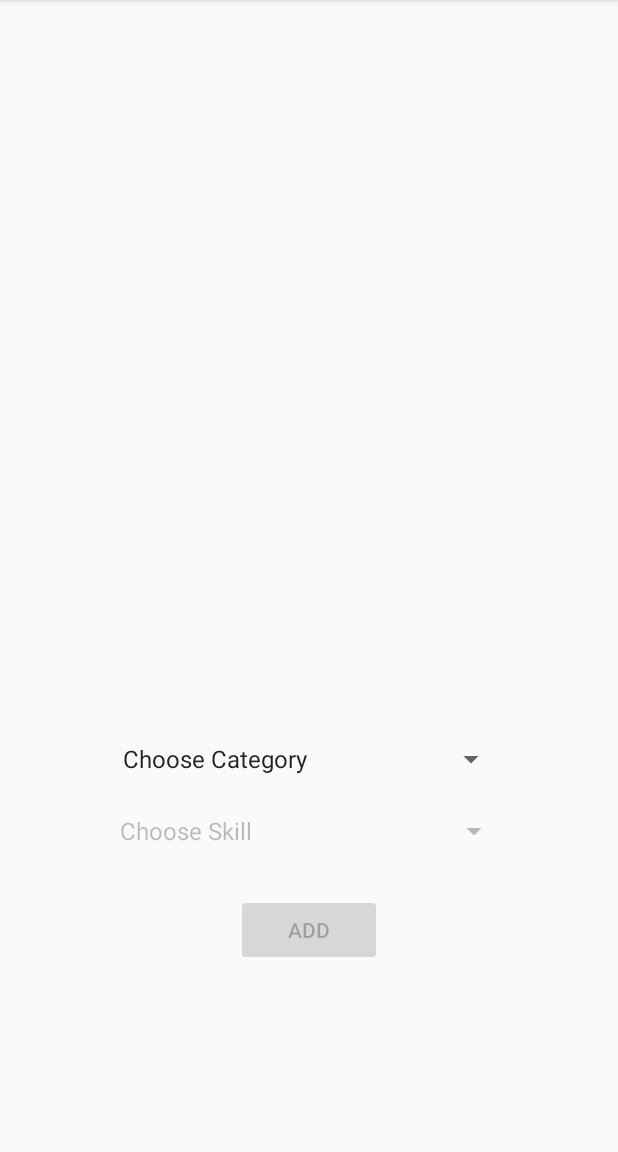
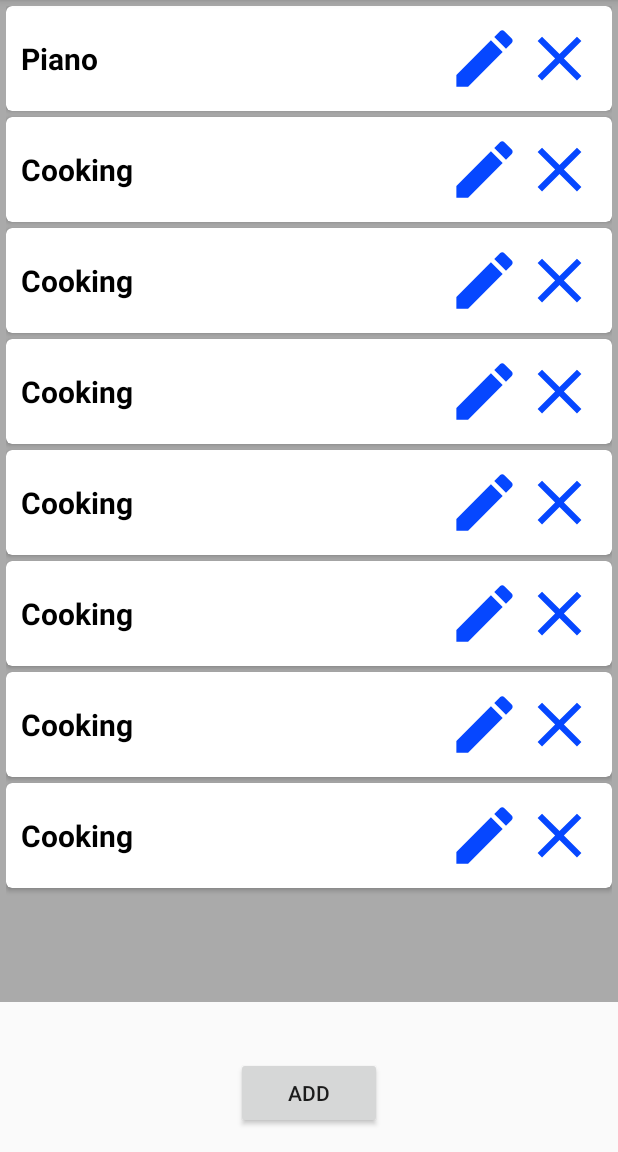
Before and after one commit to JenyaKapul/SkillBarter, an Android app: the SkillsManager screen opened directly, with no data from a screen before it, on a phone screen of 412 x 824 dp, the part 84-1236 px from its top. Run offline under Robolectric (Android 15) with nearby library versions, the phone set to English and light mode, and no system bars; our stand-ins replace ButterKnife, Firebase (no records; nobody signed in at launch, a user with empty details on screens opened directly).

Commit message:
add skill added

```diff
--- a/CODE/app/src/main/AndroidManifest.xml
+++ b/CODE/app/src/main/AndroidManifest.xml
@@ -12,9 +12,9 @@
         android:roundIcon="@mipmap/ic_launcher_round"
         android:supportsRtl="true"
         android:theme="@style/AppTheme">
-        <activity android:name=".DisplaySkillsActivity"></activity>
+        <activity android:name=".SkillsManager"></activity>
         <activity android:name=".SkillItem" />
-        <activity android:name=".SkillsManager" />
+        <activity android:name=".AddSkillActivity" />
         <activity android:name=".History" />
         <activity android:name=".SearchEngine" />
         <activity android:name=".UserHomeProfile" />
--- a/CODE/app/src/main/java/com/example/user/skillbarter/ActionBarMenuActivity.java
+++ b/CODE/app/src/main/java/com/example/user/skillbarter/ActionBarMenuActivity.java
@@ -2,12 +2,10 @@ package com.example.user.skillbarter;
 
 import android.content.Intent;
 import android.os.Bundle;
-import android.support.v7.app.AppCompatActivity;
 import android.util.Log;
 import android.view.Menu;
 import android.view.MenuInflater;
 import android.view.MenuItem;
-import android.widget.Toast;
 
 import com.google.firebase.auth.FirebaseAuth;
 import com.google.firebase.auth.FirebaseUser;
@@ -59,7 +57,7 @@ public class ActionBarMenuActivity extends BaseActivity {
                 intent = new Intent(this, History.class);
                 break;
             case R.id.menu_manage_skills:
-                intent = new Intent(this, DisplaySkillsActivity.class);
+                intent = new Intent(this, SkillsManager.class);
                 break;
             case R.id.menu_sign_out:
                 FirebaseAuth.getInstance().signOut();
--- a/CODE/app/src/main/java/com/example/user/skillbarter/SkillsManager.java
+++ b/CODE/app/src/main/java/com/example/user/skillbarter/SkillsManager.java
@@ -1,115 +1,118 @@
 package com.example.user.skillbarter;
 
+import android.content.Intent;
 import android.os.Bundle;
+import android.support.v7.widget.LinearLayoutManager;
+import android.support.v7.widget.RecyclerView;
 import android.view.View;
-import android.widget.AdapterView;
-import android.widget.Spinner;
+import android.widget.Button;
 
-import java.util.Arrays;
-import java.util.List;
+import com.google.firebase.firestore.CollectionReference;
+import com.google.firebase.firestore.FirebaseFirestore;
+
+import java.util.ArrayList;
+
+import butterknife.ButterKnife;
+
 
 public class SkillsManager extends ActionBarMenuActivity {
+    private ArrayList<SkillItem> mSkillList;
 
-    private static final String TAG = "SkillsManager";
+    private RecyclerView mRecyclerView;
+    private RecyclerView.Adapter mAdapter;
+    private RecyclerView.LayoutManager mLayoutManager;
 
-    private Spinner mMainSpinner, mSecondarySpinner;
+    private Button buttonAdd;
+    private FirebaseFirestore db = FirebaseFirestore.getInstance();
+    private CollectionReference userRef = db.collection("User Data");
+
+
+//    private Button buttonRemove;
+//    private EditText editTextInsert;
+//    private EditText editTextRemove;
 
     @Override
     protected void onCreate(Bundle savedInstanceState) {
         super.onCreate(savedInstanceState);
         setContentView(R.layout.activity_skills_manager);
+        ButterKnife.bind(this);
 
-        List<CharSequence> categories = Arrays.asList(this.getResources().getTextArray(R.array.skills_categories));
+        loadUserSkills();
 
-        HintAdapter adapter = new HintAdapter(this, categories,
-                android.R.layout.simple_spinner_item);
-        adapter.setDropDownViewResource(android.R.layout.simple_spinner_dropdown_item);
-        mMainSpinner = findViewById(R.id.category_spinner);
-        mMainSpinner.setAdapter(adapter);
+        buildRecyclerView();
 
-        // show hint
-        mMainSpinner.setSelection(adapter.getCount());
+        buttonAdd = findViewById(R.id.button_add);
 
-        // add listener to the first spinner in order to load the correct data
-        // for secondary spinner.
-        mMainSpinner.setOnItemSelectedListener(new AdapterView.OnItemSelectedListener() {
+        buttonAdd.setOnClickListener(new View.OnClickListener() {
             @Override
-            public void onItemSelected(AdapterView<?> parent, View view, int position, long id) {
-                firstSpinnerChooser(parent, view, position, id);
+            public void onClick(View v) {
+                Intent intent = new Intent(SkillsManager.this, AddSkillActivity.class);
+                startActivity(intent);
             }
-
-            @Override
-            public void onNothingSelected(AdapterView<?> parent) {}
         });
 
-        mSecondarySpinner = findViewById(R.id.skills_spinner);
-        mSecondarySpinner.setOnItemSelectedListener(new AdapterView.OnItemSelectedListener() {
-            @Override
-            public void onItemSelected(AdapterView<?> parent, View view, int position, long id) {
-                secondSpinnerChooser(parent, view, position, id);
-            }
-
-            @Override
-            public void onNothingSelected(AdapterView<?> parent) {}
-        });
+        //TODO: implement remove and edit buttons per SkillItem
+//        buttonRemove.setOnClickListener(new View.OnClickListener() {
+//            @Override
+//            public void onClick(View v) {
+//                int position = Integer.parseInt(editTextRemove.getText().toString());
+//                removeItem(position);
+//            }
+//        });
     }
 
-    private void firstSpinnerChooser(AdapterView<?> parent, View view, int position, long id) {
-        // An item was selected. You can retrieve the selected item using
-        // parent.getItemAtPosition(pos)
+//    public void insertItem(int position) {
+//        mSkillList.add(position, new ExampleItem(R.drawable.ic_android, "New Item At Position" + position, "This is Line 2"));
+//        mAdapter.notifyItemInserted(position);
+//    }
 
-        int skillArrayID = R.array.Empty;
-        String categoryLabel = parent.getItemAtPosition(position).toString();
+//    @OnClick(R.id.clearView)
+//    public void onClearClicked() {
+//
+//    }
 
-        switch (categoryLabel) {
-            case "Tutoring":
-                skillArrayID = R.array.Tutoring;
-                break;
-            case "Music":
-                skillArrayID = R.array.Music;
-                break;
-            case "Dance":
-                skillArrayID = R.array.Dance;
-                break;
-            case "Arts and Crafts":
-                skillArrayID = R.array.arts_and_crafts;
-                break;
-            case "Sport":
-                skillArrayID = R.array.Sport;
-                break;
-            case "Household Services":
-                skillArrayID = R.array.Household;
-                break;
-            case "Beauty Care":
-                skillArrayID = R.array.Beauty;
-                break;
-            case "Culinary":
-                skillArrayID = R.array.Culinary;
-                break;
-            default:
-                mSecondarySpinner.setEnabled(false);
-        }
-
-        if (skillArrayID != R.array.Empty) {
-            mSecondarySpinner.setEnabled(true);
-        }
-        List<CharSequence> skillsList = Arrays.asList(this.getResources().getTextArray(skillArrayID));
-
-        HintAdapter adapter = new HintAdapter(this, skillsList,
-                android.R.layout.simple_spinner_item);
-        adapter.setDropDownViewResource(android.R.layout.simple_spinner_dropdown_item);
-
-        mSecondarySpinner.setAdapter(adapter);
-
-        // show hint.
-        mSecondarySpinner.setSelection(adapter.getCount());
+    public void removeItem(int position) {
+        mSkillList.remove(position);
+        mAdapter.notifyItemRemoved(position);
     }
 
-    private void secondSpinnerChooser(AdapterView<?> parent, View view, int position, long id) {
-        String skillLabel = parent.getItemAtPosition(position).toString();
-        if (!skillLabel.startsWith("Choose")) {
-            findViewById(R.id.button_add).setEnabled(true);
-            findViewById(R.id.button_add).setBackgroundColor(0xFF039BE5); // primary background color
-        }
+    // load user's skills from database.
+    public void loadUserSkills() {
+        mSkillList = new ArrayList<>();
+        mSkillList.add(new SkillItem("Piano"));
+        mSkillList.add(new SkillItem("Cooking"));
+        mSkillList.add(new SkillItem("Cooking"));
+        mSkillList.add(new SkillItem("Cooking"));
+        mSkillList.add(new SkillItem("Cooking"));
+        mSkillList.add(new SkillItem("Cooking"));
+        mSkillList.add(new SkillItem("Cooking"));
+        mSkillList.add(new SkillItem("Cooking"));
+
+
+
+//        // get currently signed in user's id
+//        String uID = FirebaseAuth.getInstance().getUid();
+//        userRef.document(uID).collection("User Skills").get()
+//                .addOnSuccessListener(new OnSuccessListener<QuerySnapshot>() {
+//                    @Override
+//                    public void onSuccess(QuerySnapshot queryDocumentSnapshots) {
+//
+//                        for (QueryDocumentSnapshot documentSnapshot : queryDocumentSnapshots) {
+//                            String skill = documentSnapshot.getString("skill");
+////                            UserSkills userSkill = documentSnapshot.toObject(UserSkills.class);
+//                            mSkillList.add(new SkillItem(skill));
+//                        }
+//                    }
+//                });
+    }
+
+    public void buildRecyclerView() {
+        mRecyclerView = findViewById(R.id.recyclerView);
+        mRecyclerView.setHasFixedSize(true);
+        mLayoutManager = new LinearLayoutManager(this);
+        mAdapter = new SkillAdapter(mSkillList);
+
+        mRecyclerView.setLayoutManager(mLayoutManager);
+        mRecyclerView.setAdapter(mAdapter);
     }
 }
--- a/CODE/app/src/main/res/layout/activity_skills_manager.xml
+++ b/CODE/app/src/main/res/layout/activity_skills_manager.xml
@@ -1,54 +1,29 @@
 <?xml version="1.0" encoding="utf-8"?>
-<android.support.constraint.ConstraintLayout xmlns:android="http://schemas.android.com/apk/res/android"
-    xmlns:app="http://schemas.android.com/apk/res-auto"
-    xmlns:tools="http://schemas.android.com/tools"
+<RelativeLayout xmlns:android="http://schemas.android.com/apk/res/android"
+xmlns:app="http://schemas.android.com/apk/res-auto"
+xmlns:tools="http://schemas.android.com/tools"
+android:layout_width="match_parent"
     android:id="@+id/main_layout"
+android:layout_height="match_parent"
+tools:context=".SkillsManager">
+
+<android.support.v7.widget.RecyclerView
+    android:id="@+id/recyclerView"
     android:layout_width="match_parent"
     android:layout_height="match_parent"
-    tools:context=".SkillsManager">
-
-    <Spinner
-        android:id="@+id/category_spinner"
-        android:layout_width="264dp"
-        android:layout_height="wrap_content"
-        android:layout_marginStart="8dp"
-        android:layout_marginEnd="8dp"
-        android:layout_marginBottom="24dp"
-        android:dropDownWidth="match_parent"
-        app:layout_constraintBottom_toTopOf="@+id/skills_spinner"
-        app:layout_constraintEnd_toEndOf="parent"
-        app:layout_constraintStart_toStartOf="parent" />
-
-    <Spinner
-        android:id="@+id/skills_spinner"
-        android:layout_width="268dp"
-        android:layout_height="wrap_content"
-        android:layout_marginStart="8dp"
-        android:layout_marginEnd="8dp"
-        android:layout_marginBottom="30dp"
-        android:dropDownWidth="match_parent"
-        app:layout_constraintBottom_toTopOf="@+id/button_add"
-        app:layout_constraintEnd_toEndOf="parent"
-        app:layout_constraintStart_toStartOf="parent" />
-
-    <android.support.constraint.Guideline
-        android:id="@+id/guideline"
-        android:layout_width="wrap_content"
-        android:layout_height="wrap_content"
-        android:orientation="vertical"
-        app:layout_constraintGuide_begin="16dp" />
+    android:layout_marginBottom="100dp"
+    android:background="@android:color/darker_gray"
+    android:padding="4dp"
+    android:scrollbars="vertical" />
 
     <Button
         android:id="@+id/button_add"
         android:layout_width="97dp"
         android:layout_height="wrap_content"
-        android:layout_marginStart="8dp"
-        android:layout_marginEnd="8dp"
-        android:layout_marginBottom="124dp"
-        android:enabled="false"
         android:text="@string/add_button"
-        app:layout_constraintBottom_toBottomOf="parent"
-        app:layout_constraintEnd_toEndOf="parent"
-        app:layout_constraintStart_toStartOf="parent" />
+        android:layout_centerHorizontal="true"
+        android:layout_alignParentBottom="true"
+        android:layout_marginBottom="15dp"/>
 
-</android.support.constraint.ConstraintLayout>
+
+</RelativeLayout>
--- a/CODE/app/src/main/res/values/strings.xml
+++ b/CODE/app/src/main/res/values/strings.xml
@@ -11,6 +11,7 @@
     <string name="choose_domain">Choose domain</string>
 
     <string name="collection_user_data">User Data</string>
+    <string name="collection_user_skills">User Skills</string>
 
     <string name="user_information_title">User Information</string>
     <string name="user_first_name">First Name</string>
```
Also changed, not shown: CODE/app/src/main/java/com/example/user/skillbarter/AddSkillActivity.java (added, +128 -0 lines), CODE/app/src/main/java/com/example/user/skillbarter/DisplaySkillsActivity.java (deleted, +0 -90 lines), CODE/app/src/main/java/com/example/user/skillbarter/UserSkills.java (+61 -29 lines), CODE/app/src/main/res/layout/activity_add_skill.xml (added, +92 -0 lines), CODE/app/src/main/res/layout/activity_display_skills.xml (deleted, +0 -29 lines).
